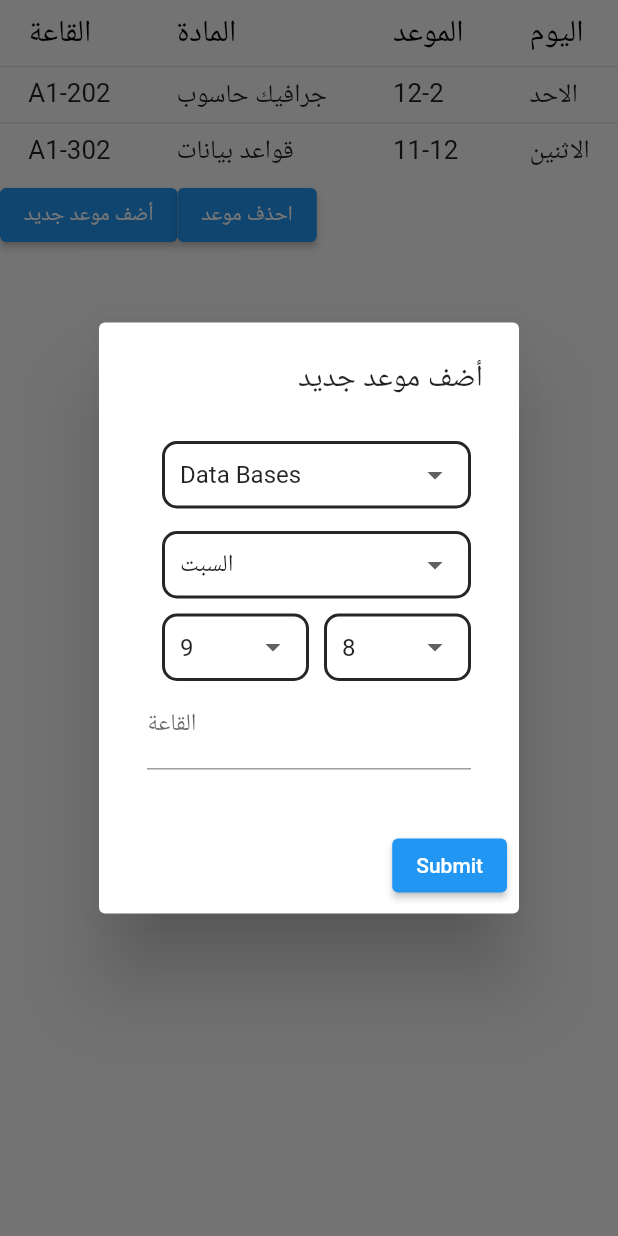
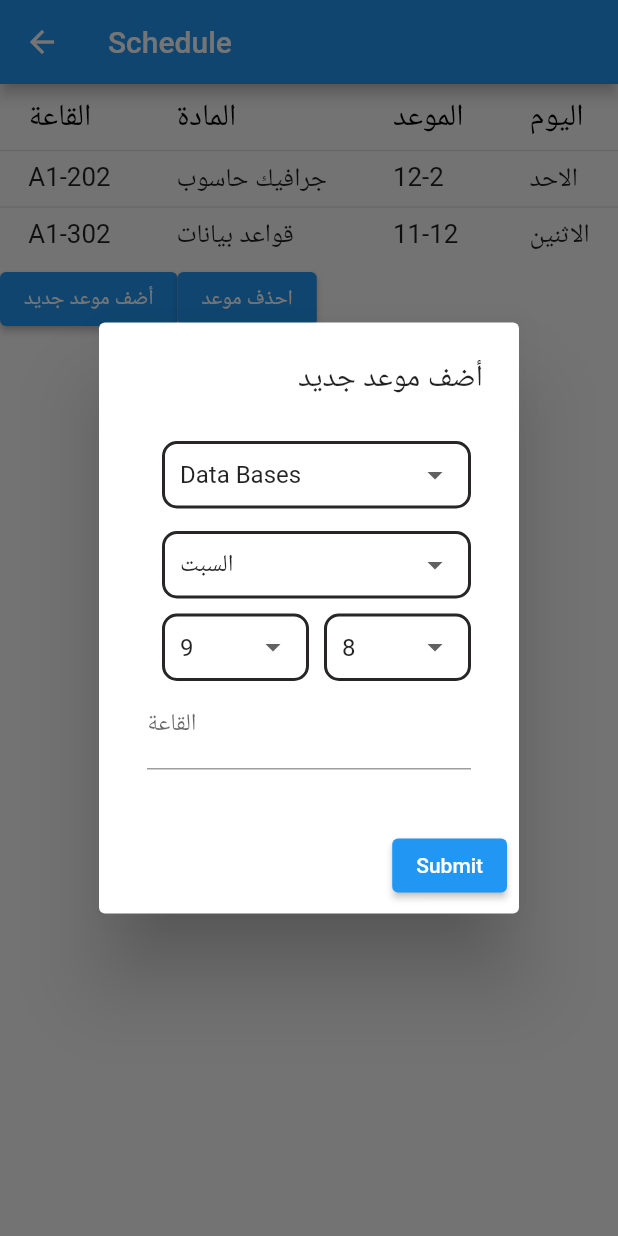
Before and after one commit to saleem-15/University-V1.0, a Flutter app: the Schedule screen opened directly, after a tap on "أضف موعد جديد", on a phone screen of 412 x 824 dp. Run offline on Flutter 3.47's test engine with Material 2 defaults, Android fonts, the phone set to English and light mode, and no system bars; our stand-ins replace fluttertoast.

Commit message:
subject details screen is done

```diff
--- a/lib/main.dart
+++ b/lib/main.dart
@@ -43,7 +43,7 @@ class _HomePageState extends State<HomePage> {
   @override
   Widget build(BuildContext context) {
     return Scaffold(
-      appBar: AppBar(title: Text('University')),
+      // appBar: AppBar(title: Text('University')),
       body: _children[
           _currentIndex], //the widget that will be displayed between our app bar and bottom navigation bar
       bottomNavigationBar: BottomNavigationBar(
--- /dev/null
+++ b/lib/models/subject.dart
@@ -0,0 +1,20 @@
+class Subject {
+  static int _idNum = 0;
+  late int id;
+  String name;
+
+  Subject({required this.name}) {
+    id = _idNum; //each subject has unique id and its assigned automatically
+    _idNum++;
+  }
+
+  static var subjectsList = [
+    Subject(name: "Data Bases"),
+    Subject(name: "Computer Graphics"),
+    Subject(name: "Quran 4")
+  ];
+
+  static void deleteSubject(Subject subject) {
+    subjectsList.remove(subject);
+  }
+}
--- a/lib/screens/schedule_screen.dart
+++ b/lib/screens/schedule_screen.dart
@@ -2,6 +2,7 @@
 import 'package:fluttertoast/fluttertoast.dart';
 import 'package:flutter/material.dart';
 import '../models/lectures.dart';
+import '../models/subject.dart';
 import 'subjects_screen.dart';
 
 class Schedule extends StatefulWidget {
@@ -14,7 +15,11 @@ class Schedule extends StatefulWidget {
 class _ScheduleState extends State<Schedule> {
   @override
   Widget build(BuildContext context) {
-    return SingleChildScrollView(
+    return Scaffold(
+      appBar: AppBar(
+        title: const Text('Schedule'),
+      ),
+      body: SingleChildScrollView(
         child: Column(
           children: [
             FittedBox(
@@ -100,6 +105,7 @@ class _ScheduleState extends State<Schedule> {
             ),
           ],
         ),
+      ),
     );
     // Table(
     //   border: TableBorder.all(),
@@ -122,7 +128,7 @@ class _ScheduleState extends State<Schedule> {
   }
 
   String dropdownDay = 'السبت';
-  String dropdownSubject = SubjectsScreen.subjectsList[0];
+  String dropdownSubject = Subject.subjectsList[0].name;
   String dropDownStartingTime = startingTime[0];
   String dropDownEndingTime = endingTime[0];
 
@@ -174,11 +180,10 @@ class _ScheduleState extends State<Schedule> {
                             onChanged: (String? newValue) => setState(() {
                               dropdownSubject = newValue!;
                             }),
-                            items:
-                                SubjectsScreen.subjectsList.map((String value) {
+                            items: Subject.subjectsList.map((Subject sub) {
                               return DropdownMenuItem(
-                                value: value,
-                                child: Text(value),
+                                value: sub.name,
+                                child: Text(sub.name),
                               );
                             }).toList(),
                           ),
```
Also changed, not shown: lib/screens/daily_schedule.dart (+6 -1 lines), lib/screens/subject_details.dart (added, +71 -0 lines), lib/screens/subjects_screen.dart (+27 -10 lines). Lines whose indentation alone changed are shown as unchanged.
